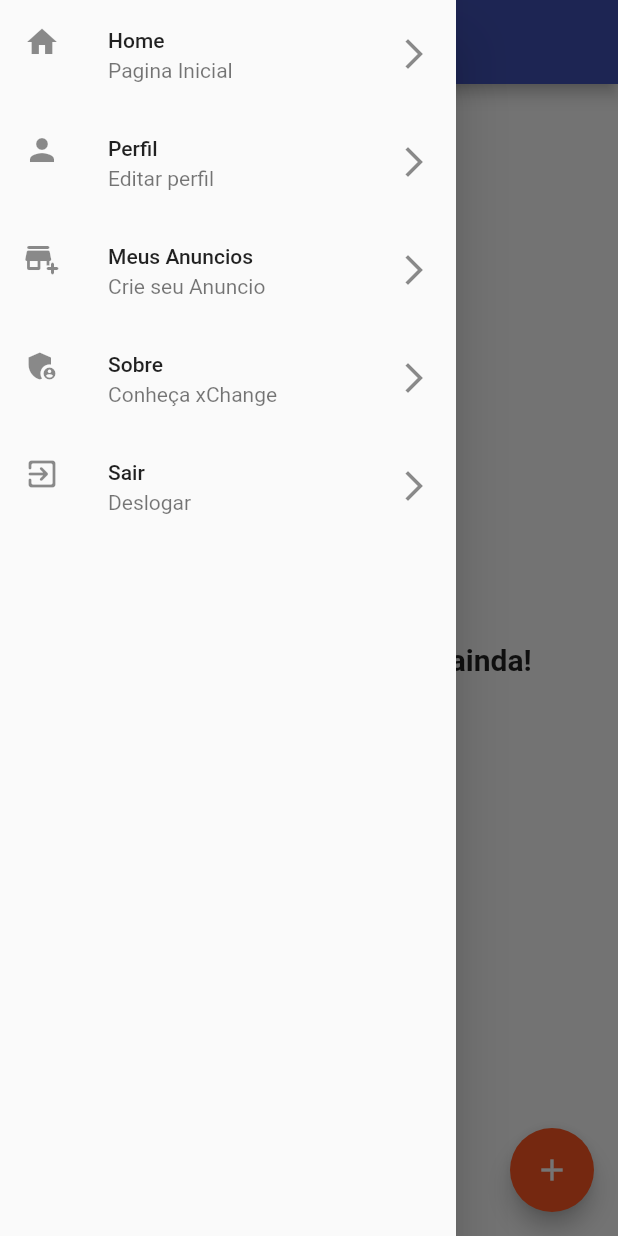
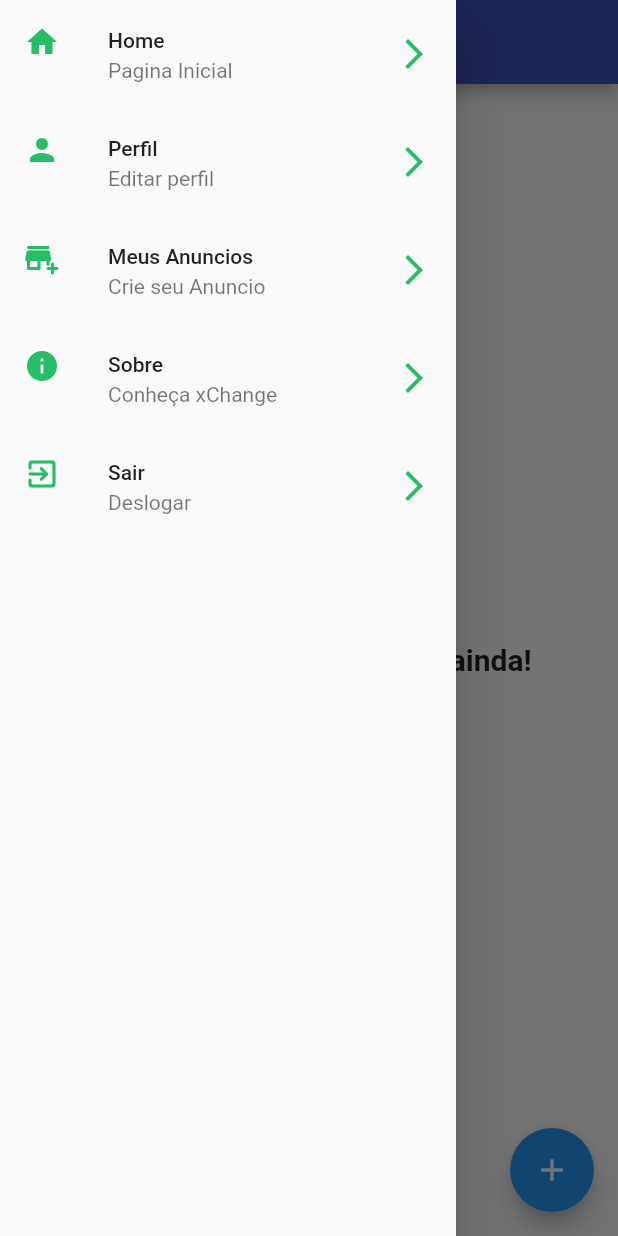
Before and after one commit to Marcos-Vinicius-Sousa/TCC-XChange, a Flutter app: the MeusAnuncios screen opened directly, with the side drawer open, on a phone screen of 412 x 824 dp. Run offline on Flutter 3.47's test engine with Material 2 defaults, Android fonts, the phone set to English and light mode, and no system bars; our stand-ins replace brasil_fields, carousel_pro, cloud_firestore, firebase_auth, firebase_core, firebase_storage and 1 more; missing offline and left inert: validadores; accounts and stored records are empty.

Commit message:
alterando cor dos icones no menu latral

```diff
--- a/x_change/lib/Cadastro.dart
+++ b/x_change/lib/Cadastro.dart
@@ -93,10 +93,10 @@ class _CadastroState extends State<Cadastro> {
     return Scaffold(
       appBar: AppBar(
           title: Text("Cadastro"),
-          backgroundColor: Colors.indigo
+          backgroundColor: Color(0xFF27bd67)
       ),
       body: Container(
-        decoration: BoxDecoration(color: Colors.indigo),
+        decoration: BoxDecoration(color:Color(0xFF34ff8a)),
         padding: EdgeInsets.all(16),
         child: Center(
             child: SingleChildScrollView(
@@ -179,7 +179,7 @@ class _CadastroState extends State<Cadastro> {
                         "Cadastrar",
                         style: TextStyle(color: Colors.white, fontSize: 20),
                       ),
-                      color: Colors.deepOrange,
+                      color: Color(0xFF),
                       padding: EdgeInsets.fromLTRB(32, 16, 32, 16),
                       shape: RoundedRectangleBorder(
                           borderRadius: BorderRadius.circular(10)),
--- a/x_change/lib/views/MenuLateral.dart
+++ b/x_change/lib/views/MenuLateral.dart
@@ -54,47 +54,47 @@ class _MenuLateralState extends State<MenuLateral> {
         child: ListView(
           children: [
             ListTile(
-              leading: Icon(Icons.home),
+              leading: Icon(Icons.home,color: Color(0xFF27bd67)),
               title: Text("Home"),
               subtitle: Text("Pagina Inicial"),
-              trailing: Icon(Icons.arrow_forward_ios),
+              trailing: Icon(Icons.arrow_forward_ios,color: Color(0xFF27bd67)),
               onTap: () {
                 home();
               },
             ),
             ListTile(
-              leading: Icon(Icons.person),
+              leading: Icon(Icons.person,color: Color(0xFF27bd67)),
               title: Text("Perfil"),
               subtitle: Text("Editar perfil"),
-              trailing: Icon(Icons.arrow_forward_ios),
+              trailing: Icon(Icons.arrow_forward_ios,color: Color(0xFF27bd67)),
               onTap: () {
                 editarPerfil();
               },
             ),
             ListTile(
-              leading: Icon(Icons.add_business_rounded),
+              leading: Icon(Icons.add_business_rounded,color: Color(0xFF27bd67)),
               title: Text("Meus Anuncios"),
               subtitle: Text("Crie seu Anuncio"),
-              trailing: Icon(Icons.arrow_forward_ios),
+              trailing: Icon(Icons.arrow_forward_ios,color: Color(0xFF27bd67)),
               onTap: () {
                 meusAnuncios();
               },
             ),
 
             ListTile(
-              leading: Icon(Icons.admin_panel_settings),
+              leading: Icon(Icons.info,color: Color(0xFF27bd67)),
               title: Text("Sobre"),
               subtitle: Text("Conheça xChange"),
-              trailing: Icon(Icons.arrow_forward_ios),
+              trailing: Icon(Icons.arrow_forward_ios,color: Color(0xFF27bd67)),
               onTap: () {
                 sobre();
               },
             ),
             ListTile(
-              leading: Icon(Icons.exit_to_app_rounded),
+              leading: Icon(Icons.exit_to_app_rounded,color: Color(0xFF27bd67)),
               title: Text("Sair"),
               subtitle: Text("Deslogar"),
-              trailing: Icon(Icons.arrow_forward_ios),
+              trailing: Icon(Icons.arrow_forward_ios,color: Color(0xFF27bd67),),
               onTap: () {
                 _deslogarUsuario();
               },
```
Also changed, not shown: x_change/lib/main.dart (+4 -4 lines).
